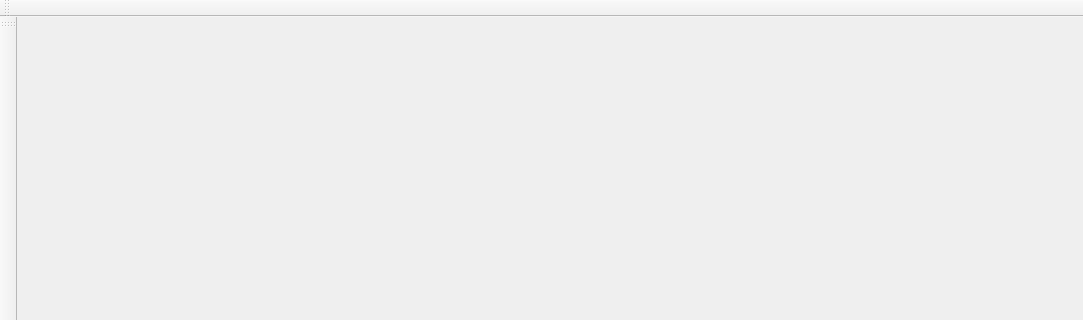
This is game/src/leveleditor/designer/mainwindow.ui in tsp-team/ttsp-src as Qt 5 draws it before an edit; both pictures show x 0 to 1083 and y 0 to 320 of the 1083 by 818 pixel window. The edited form follows.
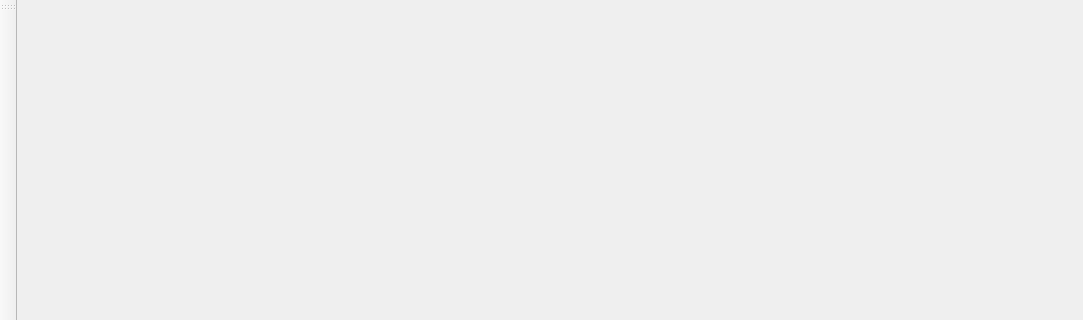
This is the edited form.

The edit to the form file:
```diff
--- a/game/src/leveleditor/designer/mainwindow.ui
+++ b/game/src/leveleditor/designer/mainwindow.ui
@@ -62,23 +62,6 @@
     </rect>
    </property>
   </widget>
-  <widget class="QToolBar" name="topBar">
-   <property name="windowTitle">
-    <string>toolBar</string>
-   </property>
-   <property name="movable">
-    <bool>true</bool>
-   </property>
-   <property name="floatable">
-    <bool>true</bool>
-   </property>
-   <attribute name="toolBarArea">
-    <enum>TopToolBarArea</enum>
-   </attribute>
-   <attribute name="toolBarBreak">
-    <bool>false</bool>
-   </attribute>
-  </widget>
   <widget class="QToolBar" name="leftBar">
    <property name="windowTitle">
     <string>toolBar_2</string>
```
